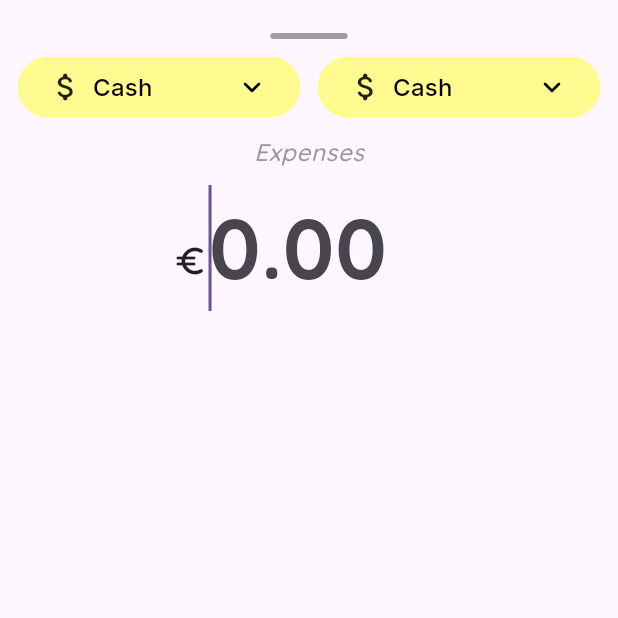
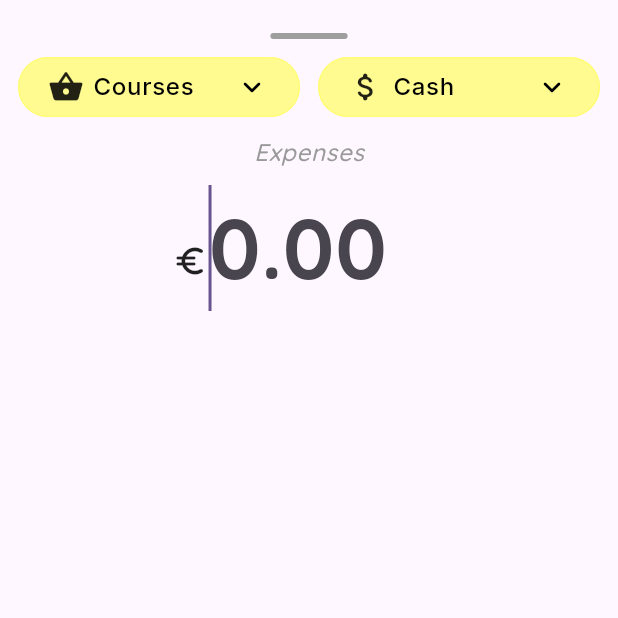
Before and after one commit to Schtroumphy/fluffy_budget, a Flutter app: the AddExpenseBottomSheet screen opened directly, on a phone screen of 412 x 824 dp, the top half of it. Run offline on Flutter 3.47's test engine with Material 3 defaults, Android fonts, the phone set to English and light mode, and no system bars; our stand-ins replace flutter_riverpod, go_router, google_fonts, riverpod_annotation; generated files the repository leaves out were written again.

Commit message:
:recycle: Get dropDown items from repository

```diff
--- /dev/null
+++ b/lib/features/dashboard/data/expense_repository.dart
@@ -0,0 +1,17 @@
+import 'package:fluffy_budget/features/dashboard/domain/drop_down_item.dart';
+import 'package:riverpod_annotation/riverpod_annotation.dart';
+
+part 'expense_repository.g.dart';
+
+@Riverpod(keepAlive: true)
+ExpenseRepository expenseRepo(ExpenseRepoRef ref){
+  return ExpenseRepository(ExpenseCategory.items);
+}
+
+class ExpenseRepository {
+  final Set<DropDownItem> items;
+
+  const ExpenseRepository(this.items);
+
+  Set<DropDownItem> get collection => items;
+}
--- /dev/null
+++ b/lib/features/dashboard/data/payment_method_repository.dart
@@ -0,0 +1,17 @@
+import 'package:fluffy_budget/features/dashboard/domain/drop_down_item.dart';
+import 'package:riverpod_annotation/riverpod_annotation.dart';
+
+part 'payment_method_repository.g.dart';
+
+@Riverpod(keepAlive: true)
+PaymentMethodRepository paymentMethodRepo(PaymentMethodRepoRef ref){
+  return PaymentMethodRepository(PaymentMethod.items);
+}
+
+class PaymentMethodRepository {
+  final Set<DropDownItem> items;
+
+  const PaymentMethodRepository(this.items);
+
+  Set<DropDownItem> get collection => items;
+}
--- a/lib/features/dashboard/presentation/expense/expense_bottom_sheet.dart
+++ b/lib/features/dashboard/presentation/expense/expense_bottom_sheet.dart
@@ -1,9 +1,12 @@
 import 'package:fluffy_budget/common/space.dart';
 import 'package:fluffy_budget/core/theme/app_color.dart';
 import 'package:fluffy_budget/core/theme/app_style.dart';
+import 'package:fluffy_budget/features/dashboard/data/expense_repository.dart';
+import 'package:fluffy_budget/features/dashboard/data/payment_method_repository.dart';
 import 'package:fluffy_budget/widgets/atoms/close_sheet_bar.dart';
 import 'package:fluffy_budget/widgets/atoms/rounded_dropdown.dart';
 import 'package:flutter/material.dart';
+import 'package:flutter_riverpod/flutter_riverpod.dart';
 
 Future<void> displayExpenseModal(BuildContext context) async {
   await showModalBottomSheet(
@@ -47,6 +50,8 @@ class AddExpenseBottomSheet extends StatelessWidget {
 class AmountTextField extends StatefulWidget {
   const AmountTextField({super.key});
 
+  static final FocusNode textFieldFocusNode = FocusNode();
+
   @override
   State<AmountTextField> createState() => _AmountTextFieldState();
 }
@@ -61,12 +66,6 @@ class _AmountTextFieldState extends State<AmountTextField> {
   }
 
   @override
-  void initState() {
-    //textController.value = const TextEditingValue(text: '00.00');
-    super.initState();
-  }
-
-  @override
   Widget build(BuildContext context) {
     final theme = Theme.of(context).textTheme;
     final screenWidth = MediaQuery.of(context).size.width;
@@ -76,6 +75,7 @@ class _AmountTextFieldState extends State<AmountTextField> {
       child: SizedBox(
         width: screenWidth * 0.5,
         child: TextField(
+          focusNode: AmountTextField.textFieldFocusNode,
           controller: textController,
           autofocus: true,
           decoration: const InputDecoration(
@@ -88,24 +88,28 @@ class _AmountTextFieldState extends State<AmountTextField> {
             fontWeight: FontWeight.bold,
           ),
           keyboardType: TextInputType.number,
+          enableInteractiveSelection: false,
+          onSubmitted: (String value) {
+
+          },
         ),
       ),
     );
   }
 }
 
-class DropDownRow extends StatelessWidget {
+class DropDownRow extends ConsumerWidget {
   const DropDownRow({super.key});
 
   @override
-  Widget build(BuildContext context) {
-    return const Row(
+  Widget build(BuildContext context, WidgetRef ref) {
+    return Row(
       mainAxisSize: MainAxisSize.max,
       mainAxisAlignment: MainAxisAlignment.center,
       children: [
-        Flexible(child: RoundedDropdown()),
+        Flexible(child: RoundedDropdown(items: ref.read(expenseRepoProvider).collection,)),
         gapH12,
-        Flexible(child: RoundedDropdown()),
+        Flexible(child: RoundedDropdown(items: ref.read(paymentMethodRepoProvider).collection,)),
       ],
     );
   }
--- a/lib/widgets/atoms/rounded_dropdown.dart
+++ b/lib/widgets/atoms/rounded_dropdown.dart
@@ -2,17 +2,30 @@ import 'package:fluffy_budget/common/space.dart';
 import 'package:fluffy_budget/core/theme/app_color.dart';
 import 'package:fluffy_budget/core/theme/app_style.dart';
 import 'package:fluffy_budget/core/theme/app_theme.dart';
+import 'package:fluffy_budget/features/dashboard/domain/drop_down_item.dart';
+import 'package:fluffy_budget/features/dashboard/presentation/expense/expense_bottom_sheet.dart';
 import 'package:flutter/material.dart';
 
 class RoundedDropdown extends StatefulWidget {
-  const RoundedDropdown({super.key});
+  const RoundedDropdown({
+    super.key,
+    required this.items,
+  });
+
+  final Set<DropDownItem> items;
 
   @override
   State<RoundedDropdown> createState() => _RoundedDropdownState();
 }
 
 class _RoundedDropdownState extends State<RoundedDropdown> {
-  var _dropdownValue = DropdownItem.values.first;
+  late DropDownItem? _dropdownValue;
+
+  @override
+  void initState() {
+    super.initState();
+    _dropdownValue = widget.items.first;
+  }
 
   @override
   Widget build(BuildContext context) {
@@ -22,13 +35,14 @@ class _RoundedDropdownState extends State<RoundedDropdown> {
         decoration: InputDecoration(
           enabledBorder: OutlineInputBorder(
             borderRadius: BorderRadius.circular(Insets.i24),
-            borderSide: BorderSide(width: 1, color: _dropdownValue.color!),
+            borderSide: BorderSide(width: 1, color: _dropdownValue!.color!),
           ),
           filled: true,
-          fillColor: _dropdownValue.color?.withOpacity(0.8),
+          fillColor: _dropdownValue?.color?.withOpacity(0.8),
         ),
         child: DropdownButton(
-          //style: theme.textTheme.labelMedium,
+          style: theme.textTheme.labelMedium,
+          autofocus: false,
           icon: const Icon(Icons.keyboard_arrow_down_rounded),
           padding: const EdgeInsets.all(8),
           isExpanded: true,
@@ -36,12 +50,13 @@ class _RoundedDropdownState extends State<RoundedDropdown> {
           iconEnabledColor: AppColor.black,
           elevation: Insets.i8.toInt(),
           borderRadius: BorderRadius.circular(Insets.i24),
-          dropdownColor: _dropdownValue.color,
-          value: _dropdownValue.label,
-          onChanged: (String? newValue) {
+          dropdownColor: _dropdownValue!.color,
+          value: _dropdownValue,
+          onChanged: (DropDownItem? newValue) {
             setState(() {
-              _dropdownValue = DropdownItem.getByLabel(newValue);
+              _dropdownValue = newValue;
             });
+            FocusScope.of(context).requestFocus(AmountTextField.textFieldFocusNode);
           },
           items: _buildItems(),
         ),
@@ -49,39 +64,19 @@ class _RoundedDropdownState extends State<RoundedDropdown> {
     );
   }
 
-  List<DropdownMenuItem<String>>? _buildItems() {
-    const items = DropdownItem.values;
-
-    final List<DropdownMenuItem<String>> test = items.map<DropdownMenuItem<String>>((e) {
-      return DropdownMenuItem<String>(
-        value: e.label,
+  List<DropdownMenuItem<DropDownItem>>? _buildItems() {
+    return widget.items.map<DropdownMenuItem<DropDownItem>>((item) {
+      return DropdownMenuItem<DropDownItem>(
+        value: item,
         alignment: Alignment.center,
         child: Row(
           children: [
-            Icon(e.icon),
+            Icon(item.icon),
             gapH6,
-            Text(e.label, style: TextStyles.interM,)
+            Text(item.label, style: TextStyles.interM),
           ],
         ),
       );
     }).toList();
-
-    return test;
   }
 }
-
-enum DropdownItem {
-  cash      (label: "Cash", icon: Icons.attach_money_rounded, color: AppColor.yellow),
-  creditCard(label: "Credit card", icon: Icons.credit_card_rounded, color: AppColor.purple),
-  lydia     (label: "Lydia", icon: Icons.phone_iphone, color: AppColor.blue),
-  paypal    (label: "Paypal", icon: Icons.paypal_rounded, color: AppColor.green),
-  other     (label: "Other", icon: Icons.shopping_basket_rounded, color: AppColor.purple);
-
-  final String label;
-  final IconData icon;
-  final Color? color;
-
-  const DropdownItem({required this.label, required this.icon, this.color});
-
-  static DropdownItem getByLabel(String? label) => values.firstWhere((item) => item.label == label, orElse: () => other);
-}
```
